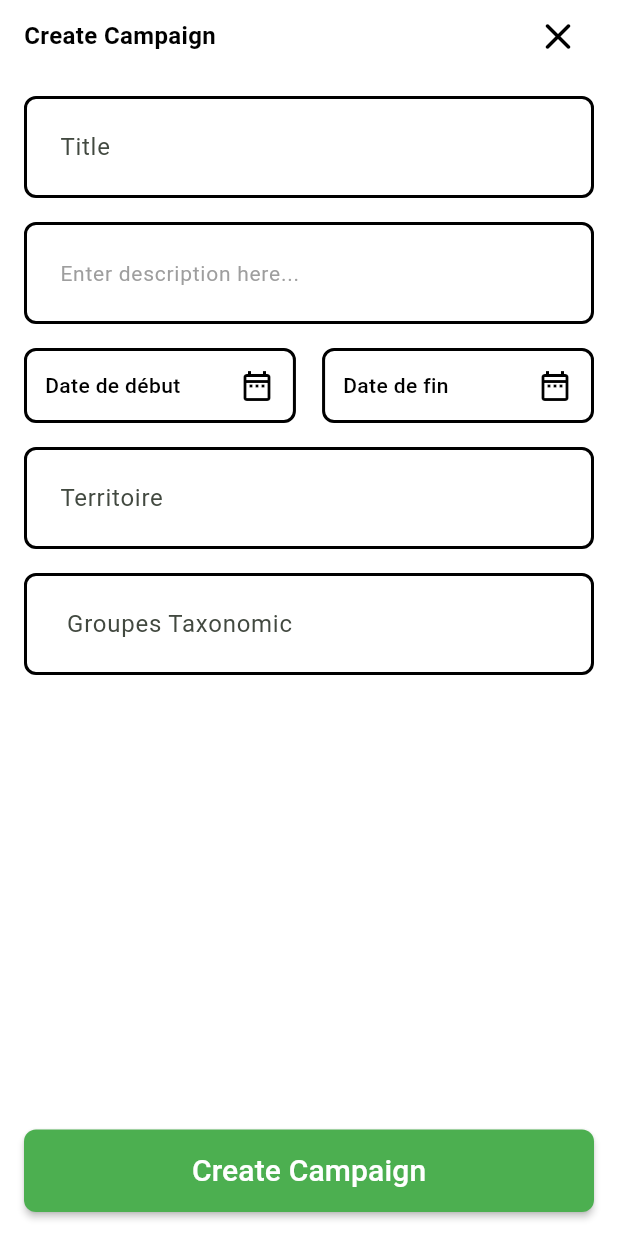
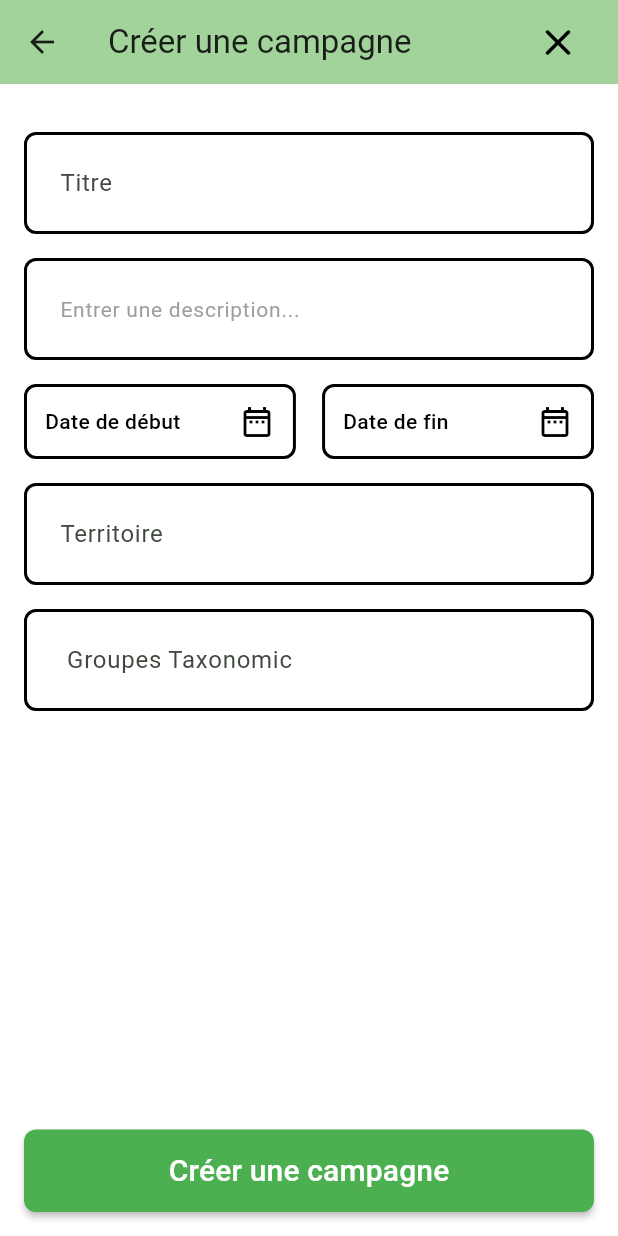
Before and after one commit to Fafary/MMM-Project, a Flutter app: the CampagneCreation screen opened by its route, on a phone screen of 412 x 824 dp. Run offline on Flutter 3.47's test engine with Material 2 defaults, Android fonts, the phone set to English and light mode, and no system bars; our stand-ins replace firebase_core, flutter_form_builder, form_builder_validators; accounts and stored records are empty; Roboto replaces fonts that are missing (Outfit).

Commit message:
ajout appBar dans la creation de campagne

```diff
--- a/lib/dir_campagne/creation_campagne.dart
+++ b/lib/dir_campagne/creation_campagne.dart
@@ -46,11 +46,30 @@ class _CampagneCreationState extends State<CampagneCreation> {
           : FocusScope.of(context).unfocus(),
       child: Scaffold(
         key: scaffoldKey,
+        appBar: AppBar(
+          backgroundColor: Theme.of(context).colorScheme.inversePrimary,
+          title: const Text('Créer une campagne'),
+          actions: [
+            Padding(
+              padding: const EdgeInsets.only(right: 16.0),
+              child: IconButton(
+                icon: const Icon(
+                  Icons.close_rounded,
+                  color: Colors.black,
+                  size: 30,
+                ),
+                onPressed: () {
+                  Navigator.of(context).pop();
+                },
+              ),
+            ),
+          ],
+        ),
         backgroundColor: Colors.white,
         body: SafeArea(
           top: true,
           child: Padding(
-            padding: const EdgeInsets.fromLTRB(16, 0, 16, 0),
+            padding: const EdgeInsets.fromLTRB(16, 32, 16, 0),
             child: Column(
                 mainAxisSize: MainAxisSize.max,
                 mainAxisAlignment: MainAxisAlignment.spaceBetween,
@@ -58,34 +77,6 @@ class _CampagneCreationState extends State<CampagneCreation> {
                   Column(
                     mainAxisSize: MainAxisSize.max,
                     children: [
-                      Padding(
-                        padding: const EdgeInsets.only(bottom: 16),
-                        child: Row(
-                          mainAxisSize: MainAxisSize.max,
-                          mainAxisAlignment: MainAxisAlignment.spaceBetween,
-                          children: [
-                            const Text(
-                              'Create Campaign',
-                              style: TextStyle(
-                                fontFamily: 'Roboto',
-                                color: Colors.black,
-                                fontSize: 16,
-                                fontWeight: FontWeight.bold,
-                              ),
-                            ),
-                            IconButton(
-                              icon: const Icon(
-                                Icons.close_rounded,
-                                color: Colors.black,
-                                size: 30,
-                              ),
-                              onPressed: () {
-                                Navigator.of(context).pop();
-                              },
-                            ),
-                          ],
-                        ),
-                      ),
                       FormBuilderTextField(
                         name: 'title',
                         validator:FormBuilderValidators.required(errorText: 'Ce champ est obligatoire'),
@@ -93,7 +84,7 @@ class _CampagneCreationState extends State<CampagneCreation> {
                         focusNode: textFieldFocusNode1,
                         obscureText: false,
                         decoration: InputDecoration(
-                          labelText: 'Title',
+                          labelText: 'Titre',
                           hintText: 'Enter campaign title',
                           hintStyle: const TextStyle(
                             fontFamily: 'Roboto',
@@ -132,7 +123,7 @@ class _CampagneCreationState extends State<CampagneCreation> {
                           focusNode: textFieldFocusNode2,
                           obscureText: false,
                           decoration: InputDecoration(
-                            hintText: 'Enter description here...',
+                            hintText: 'Entrer une description...',
                             hintStyle: const TextStyle(
                               fontFamily: 'Roboto',
                               color: Colors.grey,
@@ -342,7 +333,7 @@ class _CampagneCreationState extends State<CampagneCreation> {
                         height: 55,
                         alignment: Alignment.center,
                         child: const Text(
-                          'Create Campaign',
+                          'Créer une campagne',
                           style: TextStyle(
                             fontFamily: 'Outfit',
                             color: Colors.white,
```
